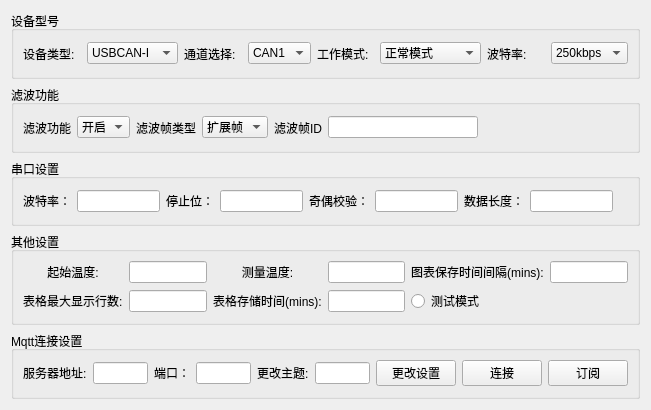
The window that DC_3/baseinfo.ui (kingsun998/Qt) describes before a commit, drawn with Qt 5.
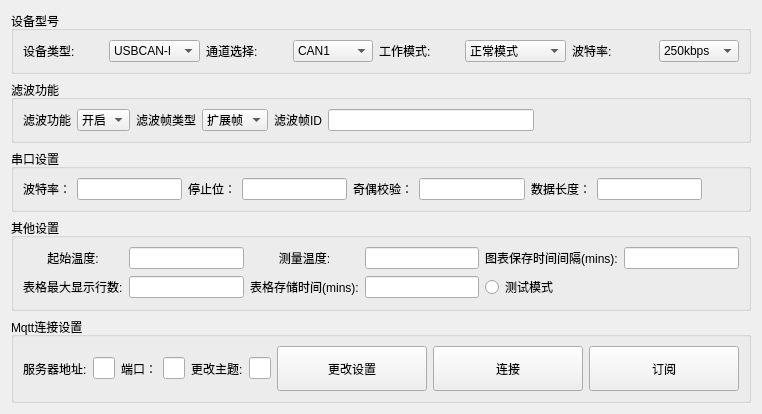
The same window after the commit.

```diff
--- a/DC_3/baseinfo.ui
+++ b/DC_3/baseinfo.ui
@@ -367,6 +367,12 @@
       </item>
       <item row="0" column="8">
        <widget class="QPushButton" name="pushButton_2">
+        <property name="minimumSize">
+         <size>
+          <width>150</width>
+          <height>45</height>
+         </size>
+        </property>
         <property name="text">
          <string>连接</string>
         </property>
@@ -384,6 +390,12 @@
       </item>
       <item row="0" column="9">
        <widget class="QPushButton" name="pushButton_3">
+        <property name="minimumSize">
+         <size>
+          <width>150</width>
+          <height>45</height>
+         </size>
+        </property>
         <property name="text">
          <string>订阅</string>
         </property>
@@ -391,6 +403,12 @@
       </item>
       <item row="0" column="7">
        <widget class="QPushButton" name="pushButton">
+        <property name="minimumSize">
+         <size>
+          <width>150</width>
+          <height>45</height>
+         </size>
+        </property>
         <property name="text">
          <string>更改设置</string>
         </property>
```
